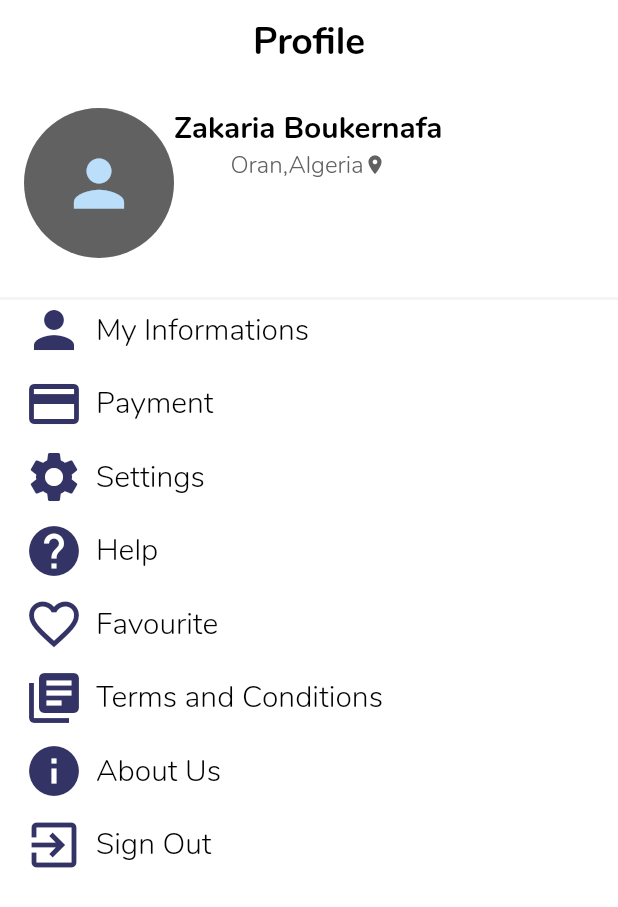
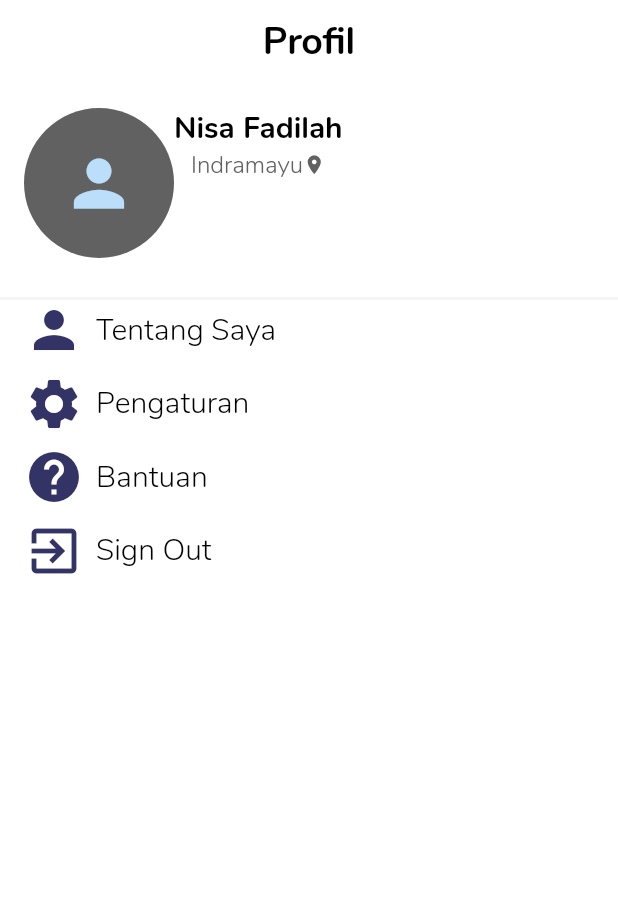
Before and after one commit to hizaalzz/Final-PariwisataFlutter, a Flutter app: the Profile screen opened directly, on a phone screen of 412 x 824 dp. Shown: the top 907 px of the screen. Run offline on Flutter 3.47's test engine with Material 2 defaults, Android fonts, the phone set to English and light mode, and no system bars; our stand-ins replace animated_text_kit, bottom_navy_bar, font_awesome_flutter.

Commit message:
Push Flutter h profil-consts...

```diff
--- a/lib/Screens/Home.dart
+++ b/lib/Screens/Home.dart
@@ -56,19 +56,10 @@ class _HomeState extends State<Home> {
                 style: TextStyle(fontFamily: "nunito"),
               ),
             ),
-            // BottomNavyBarItem(
-            //   icon: Icon(Icons.line_style),
-            //   title: Text(
-            //     "Orders",
-            //     style: TextStyle(fontFamily: "nunito"),
-            //   ),
-            //   inactiveColor: kgreyDark,
-            //   activeColor: kdarkBlue,
-            // ),
             BottomNavyBarItem(
               icon: Icon(Icons.notifications),
               title: Text(
-                "Notifications",
+                "Notifikasi",
                 style: TextStyle(fontFamily: "nunito"),
               ),
               inactiveColor: kgreyDark,
@@ -77,7 +68,7 @@ class _HomeState extends State<Home> {
             BottomNavyBarItem(
               icon: Icon(Icons.person),
               title: Text(
-                "Profile",
+                "Profil",
                 style: TextStyle(fontFamily: "nunito"),
               ),
               inactiveColor: kgreyDark,
--- a/lib/Screens/Profile.dart
+++ b/lib/Screens/Profile.dart
@@ -14,7 +14,7 @@ class _ProfileState extends State<Profile> {
       backgroundColor: kwhite,
       appBar: AppBar(
         backgroundColor: kwhite,
-        title: BoldText("Profile", 25, kblack),
+        title: BoldText("Profil", 25, kblack),
         centerTitle: true,
         elevation: 0.0,
       ),
@@ -30,16 +30,18 @@ class _ProfileState extends State<Profile> {
                   CircleAvatar(
                     backgroundColor: kgreyDark,
                     radius: 50,
-                    child: Icon(Icons.person,size: 50,),
+                    child: Icon(
+                      Icons.person,
+                      size: 50,
+                    ),
                   ),
                   Column(
                     crossAxisAlignment: CrossAxisAlignment.center,
                     children: <Widget>[
-
-                      BoldText("Zakaria Boukernafa",20.0,kblack),
+                      BoldText("Nisa Fadilah", 20.0, kblack),
                       Row(
                         children: <Widget>[
-                          NormalText("Oran,Algeria",kgreyDark,16),
+                          NormalText("Indramayu", kgreyDark, 16),
                           Icon(
                             Icons.location_on,
                             color: kgreyDark,
@@ -49,26 +51,20 @@ class _ProfileState extends State<Profile> {
                       ),
                     ],
                   ),
-
-
                 ],
               ),
             ),
-            SizedBox(height: 10.0,),
+            SizedBox(
+              height: 10.0,
+            ),
             Container(
               height: 2,
               color: kgreyFill,
             ),
-            ProfileItem(Icons.person,"My Informations"),
-            ProfileItem(Icons.credit_card,"Payment"),
-            ProfileItem(Icons.settings,"Settings"),
-            ProfileItem(Icons.help,"Help"),
-              ProfileItem(Icons.favorite_border,"Favourite"),
-            ProfileItem(Icons.library_books,"Terms and Conditions"),
-            ProfileItem(Icons.info,"About Us "),
-            ProfileItem(Icons.exit_to_app,"Sign Out"),
-
-
+            ProfileItem(Icons.person, "Tentang Saya"),
+            ProfileItem(Icons.settings, "Pengaturan"),
+            ProfileItem(Icons.help, "Bantuan"),
+            ProfileItem(Icons.exit_to_app, "Sign Out"),
           ],
         ),
       ),
@@ -77,14 +73,20 @@ class _ProfileState extends State<Profile> {
 
   Widget ProfileItem(IconData icon, String text) {
     return Padding(
-      padding: const EdgeInsets.only(left: 16,right: 16,bottom: 9),
+      padding: const EdgeInsets.only(left: 16, right: 16, bottom: 9),
       child: Row(
-              children: <Widget>[
-                Icon(icon, color: kdarkBlue,size: 40,),
-                SizedBox(width: 8,),
-                NormalText(text,kblack,20.0)
-              ],
-            ),
+        children: <Widget>[
+          Icon(
+            icon,
+            color: kdarkBlue,
+            size: 40,
+          ),
+          SizedBox(
+            width: 8,
+          ),
+          NormalText(text, kblack, 20.0)
+        ],
+      ),
     );
   }
 }
--- a/lib/utils/consts.dart
+++ b/lib/utils/consts.dart
@@ -1,20 +1,21 @@
 import 'package:flutter/material.dart';
 
-final korange= const Color(0xFFFF9933);
+final korange = const Color(0xFFFF9933);
 final korangelite = const Color(0xFFFFBE83);
 final kwhite = const Color(0xFFFFFFFF);
-final kdarkBlue= const Color(0xFF333366);
+final kdarkBlue = const Color(0xFF333366);
 final kblack = const Color(0xFF000000);
-final kgreyDark =  Colors.grey.shade700;
-final kgreyFill =  Colors.grey.shade100;
+final kgreyDark = Colors.grey.shade700;
+final kgreyFill = Colors.grey.shade100;
 
 //Textss
 
- const String POPPINS = "Poppins";
- const String OPEN_SANS = "OpenSans";
- const String SKIP = "Skip";
- const String NEXT = "Next";
- const String SLIDER_HEADING_1 = "Fast Travel!";
- const String SLIDER_HEADING_2 = "Easy to Use!";
- const String SLIDER_HEADING_3 = "Safest Option";
- const String SLIDER_DESC = "Live the best and easiest traveling experience with us,the fastest and most reliable option you can ever find.";
+const String POPPINS = "Poppins";
+const String OPEN_SANS = "OpenSans";
+const String SKIP = "Skip";
+const String NEXT = "Next";
+const String SLIDER_HEADING_1 = "Berwisata di Indramayu";
+const String SLIDER_HEADING_2 = "Kunjungi Pariwisata di Indramayu";
+const String SLIDER_HEADING_3 = "Destinasi Terbaik di Indramayu!!!";
+const String SLIDER_DESC =
+    "Kunjungi destinasi pariwisata terbaik di Indramayu dengan aplikasi Travel to Indramayu ini dan dapatkan pengalaman terbaik anda.";
```
Also changed, not shown: lib/Screens/Notifications.dart (+10 -13 lines), pubspec.lock.
